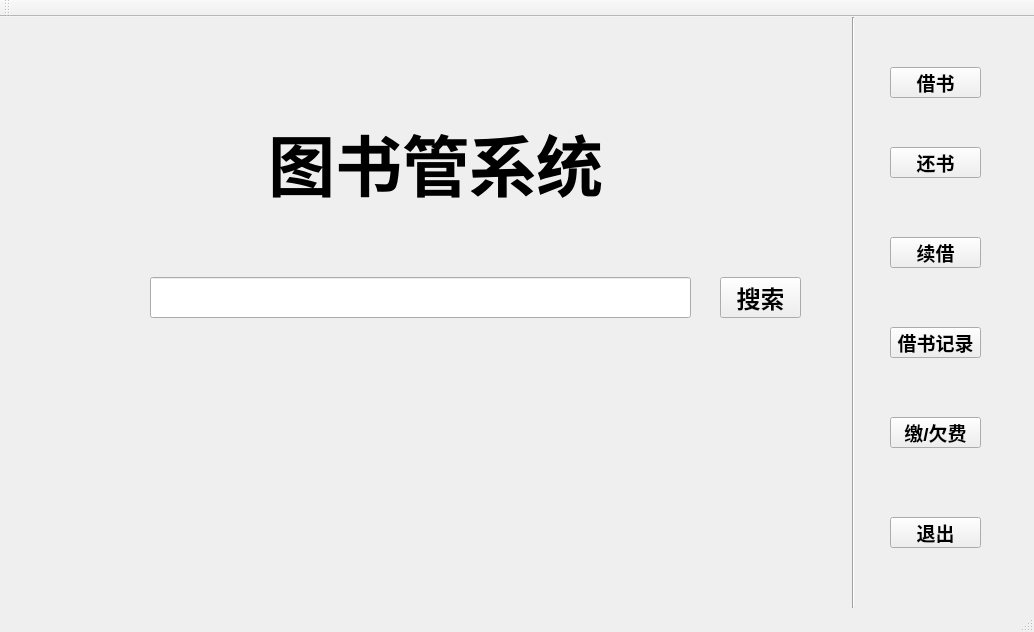
The window that abc/mainwindow.ui (BookMangeTeam/bookmanage) describes before a commit, drawn with Qt 5.
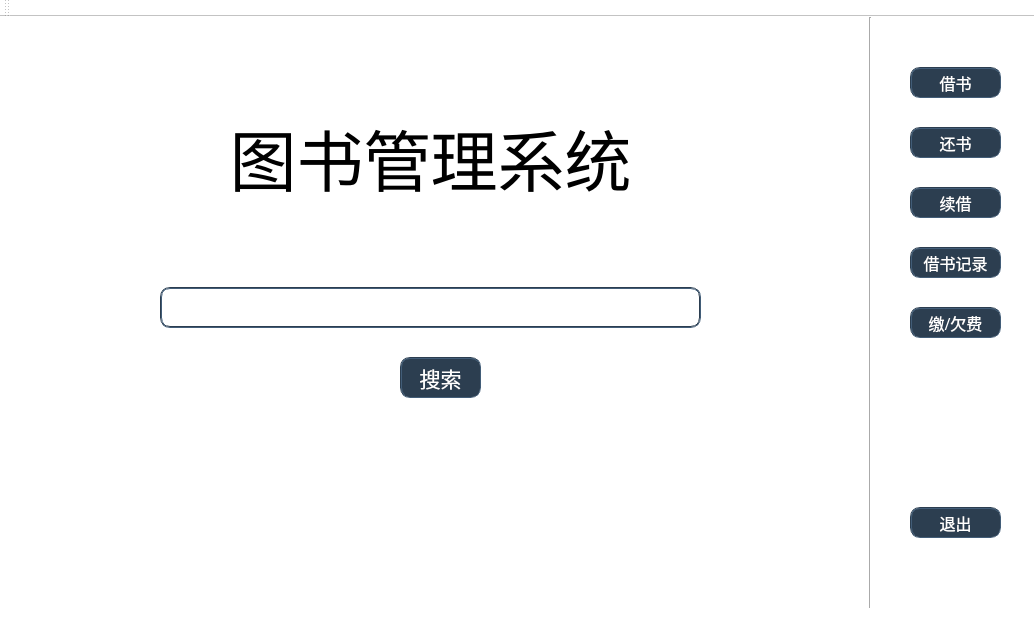
The same window after the commit. The open tabs and pages were chosen to show the change.

The edit to the form file:
```diff
--- a/abc/mainwindow.ui
+++ b/abc/mainwindow.ui
@@ -22,11 +22,14 @@
   <property name="layoutDirection">
    <enum>Qt::LeftToRight</enum>
   </property>
+  <property name="styleSheet">
+   <string notr="true">background-color:#fff</string>
+  </property>
   <widget class="QWidget" name="centralWidget">
    <widget class="QPushButton" name="borrowButton">
     <property name="geometry">
      <rect>
-      <x>890</x>
+      <x>910</x>
       <y>50</y>
       <width>91</width>
       <height>31</height>
@@ -34,11 +37,15 @@
     </property>
     <property name="font">
      <font>
-      <pointsize>14</pointsize>
-      <weight>75</weight>
-      <bold>true</bold>
+      <family>等线</family>
+      <pointsize>12</pointsize>
+      <weight>50</weight>
+      <bold>false</bold>
      </font>
     </property>
+    <property name="styleSheet">
+     <string notr="true">border:2px groove rgb(44, 62, 80);border-radius:10px;padding:2px 4px;background-color:rgb(44, 62, 80);color:#fff;</string>
+    </property>
     <property name="text">
      <string>借书</string>
     </property>
@@ -46,19 +53,23 @@
    <widget class="QPushButton" name="repayButton">
     <property name="geometry">
      <rect>
-      <x>890</x>
-      <y>130</y>
+      <x>910</x>
+      <y>110</y>
       <width>91</width>
       <height>31</height>
      </rect>
     </property>
     <property name="font">
      <font>
-      <pointsize>14</pointsize>
-      <weight>75</weight>
-      <bold>true</bold>
+      <family>等线</family>
+      <pointsize>12</pointsize>
+      <weight>50</weight>
+      <bold>false</bold>
      </font>
     </property>
+    <property name="styleSheet">
+     <string notr="true">border:2px groove rgb(44, 62, 80);border-radius:10px;padding:2px 4px;background-color:rgb(44, 62, 80);color:#fff;</string>
+    </property>
     <property name="text">
      <string>还书</string>
     </property>
@@ -66,19 +77,23 @@
    <widget class="QPushButton" name="renewButton">
     <property name="geometry">
      <rect>
-      <x>890</x>
-      <y>220</y>
+      <x>910</x>
+      <y>170</y>
       <width>91</width>
       <height>31</height>
      </rect>
     </property>
     <property name="font">
      <font>
-      <pointsize>14</pointsize>
-      <weight>75</weight>
-      <bold>true</bold>
+      <family>等线</family>
+      <pointsize>12</pointsize>
+      <weight>50</weight>
+      <bold>false</bold>
      </font>
     </property>
+    <property name="styleSheet">
+     <string notr="true">border:2px groove rgb(44, 62, 80);border-radius:10px;padding:2px 4px;background-color:rgb(44, 62, 80);color:#fff;</string>
+    </property>
     <property name="text">
      <string>续借</string>
     </property>
@@ -86,19 +101,23 @@
    <widget class="QPushButton" name="borrowRecordButton">
     <property name="geometry">
      <rect>
-      <x>890</x>
-      <y>310</y>
+      <x>910</x>
+      <y>230</y>
       <width>91</width>
       <height>31</height>
      </rect>
     </property>
     <property name="font">
      <font>
-      <pointsize>14</pointsize>
-      <weight>75</weight>
-      <bold>true</bold>
+      <family>等线</family>
+      <pointsize>12</pointsize>
+      <weight>50</weight>
+      <bold>false</bold>
      </font>
     </property>
+    <property name="styleSheet">
+     <string notr="true">border:2px groove rgb(44, 62, 80);border-radius:10px;padding:2px 4px;background-color:rgb(44, 62, 80);color:#fff;</string>
+    </property>
     <property name="text">
      <string>借书记录</string>
     </property>
@@ -106,19 +125,23 @@
    <widget class="QPushButton" name="quitButton">
     <property name="geometry">
      <rect>
-      <x>890</x>
-      <y>500</y>
+      <x>910</x>
+      <y>490</y>
       <width>91</width>
       <height>31</height>
      </rect>
     </property>
     <property name="font">
      <font>
-      <pointsize>14</pointsize>
-      <weight>75</weight>
-      <bold>true</bold>
+      <family>等线</family>
+      <pointsize>12</pointsize>
+      <weight>50</weight>
+      <bold>false</bold>
      </font>
     </property>
+    <property name="styleSheet">
+     <string notr="true">border:2px groove rgb(44, 62, 80);border-radius:10px;padding:2px 4px;background-color:rgb(44, 62, 80);color:#fff;</string>
+    </property>
     <property name="text">
      <string>退出</string>
     </property>
@@ -126,9 +149,9 @@
    <widget class="QStackedWidget" name="stackedWidgetPermary">
     <property name="geometry">
      <rect>
-      <x>20</x>
-      <y>0</y>
-      <width>821</width>
+      <x>10</x>
+      <y>10</y>
+      <width>851</width>
       <height>571</height>
      </rect>
     </property>
@@ -139,21 +162,22 @@
      <widget class="QLabel" name="name">
       <property name="geometry">
        <rect>
-        <x>240</x>
-        <y>70</y>
-        <width>351</width>
-        <height>151</height>
+        <x>160</x>
+        <y>60</y>
+        <width>521</width>
+        <height>141</height>
        </rect>
       </property>
       <property name="font">
        <font>
+        <family>等线</family>
         <pointsize>50</pointsize>
-        <weight>75</weight>
-        <bold>true</bold>
+        <weight>50</weight>
+        <bold>false</bold>
        </font>
       </property>
       <property name="text">
-       <string>图书管系统</string>
+       <string>图书管理系统</string>
       </property>
       <property name="alignment">
        <set>Qt::AlignCenter</set>
@@ -162,29 +186,36 @@
      <widget class="QLineEdit" name="searchLineEditPermary">
       <property name="geometry">
        <rect>
-        <x>130</x>
+        <x>150</x>
         <y>260</y>
         <width>541</width>
         <height>41</height>
        </rect>
       </property>
+      <property name="styleSheet">
+       <string notr="true">border:2px groove rgb(44, 62, 80);border-radius:10px;padding:2px 4px;</string>
+      </property>
      </widget>
      <widget class="QPushButton" name="searchButtonPermary">
       <property name="geometry">
        <rect>
-        <x>700</x>
-        <y>260</y>
+        <x>390</x>
+        <y>330</y>
         <width>81</width>
         <height>41</height>
        </rect>
       </property>
       <property name="font">
        <font>
-        <pointsize>18</pointsize>
-        <weight>75</weight>
-        <bold>true</bold>
+        <family>等线</family>
+        <pointsize>16</pointsize>
+        <weight>50</weight>
+        <bold>false</bold>
        </font>
       </property>
+      <property name="styleSheet">
+       <string notr="true">border:2px groove rgb(44, 62, 80);border-radius:10px;padding:2px 4px;background-color:rgb(44, 62, 80);color:#fff;</string>
+      </property>
       <property name="text">
        <string>搜索</string>
       </property>
@@ -554,7 +585,7 @@
    <widget class="Line" name="line">
     <property name="geometry">
      <rect>
-      <x>843</x>
+      <x>860</x>
       <y>0</y>
       <width>20</width>
       <height>591</height>
@@ -567,19 +598,23 @@
    <widget class="QPushButton" name="moneyBotton">
     <property name="geometry">
      <rect>
-      <x>890</x>
-      <y>400</y>
+      <x>910</x>
+      <y>290</y>
       <width>91</width>
       <height>31</height>
      </rect>
     </property>
     <property name="font">
      <font>
-      <pointsize>14</pointsize>
-      <weight>75</weight>
-      <bold>true</bold>
+      <family>等线</family>
+      <pointsize>12</pointsize>
+      <weight>50</weight>
+      <bold>false</bold>
      </font>
     </property>
+    <property name="styleSheet">
+     <string notr="true">border:2px groove rgb(44, 62, 80);border-radius:10px;padding:2px 4px;background-color:rgb(44, 62, 80);color:#fff;</string>
+    </property>
     <property name="text">
      <string>缴/欠费</string>
     </property>
```
Left out of the diff: 15 changed lines with no effect on the pictures.
